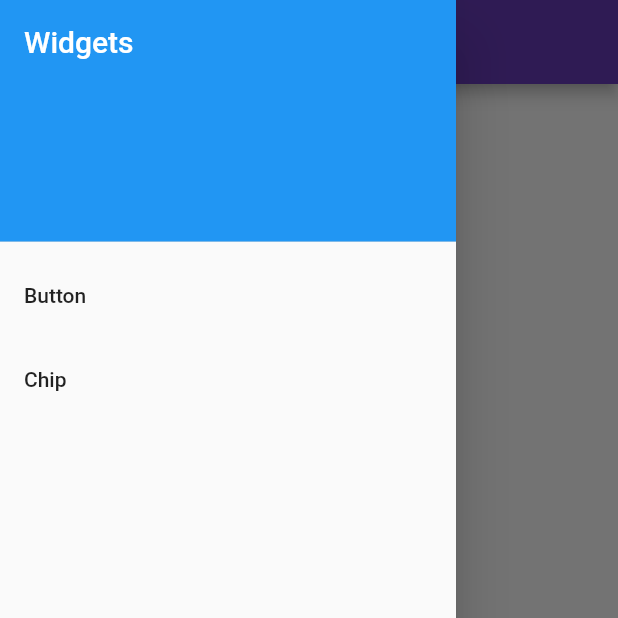
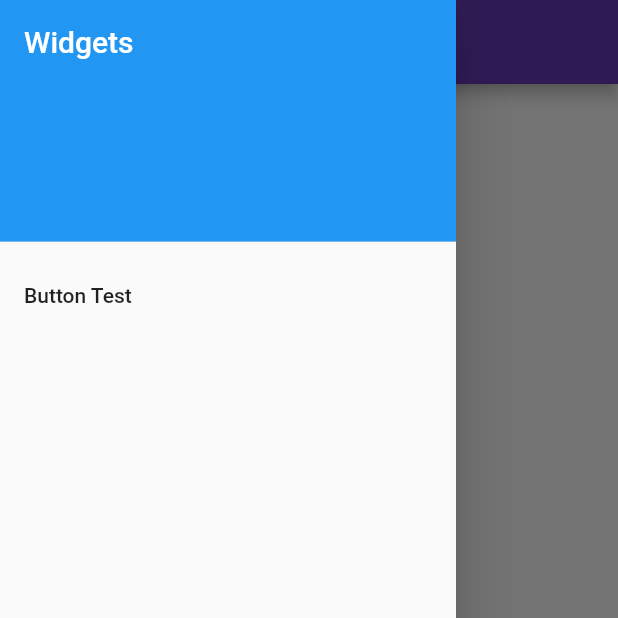
Before and after one commit to theBenForce/flutter_testbed, a Flutter app: the screen it shows after launch, with the side drawer open, on a phone screen of 412 x 824 dp, the top half of it. Run offline on Flutter 3.47's test engine with Material 2 defaults, Android fonts, the phone set to English and light mode, and no system bars; our stand-ins replace bloc, equatable, flutter_bloc, recase, shared_preferences.

Commit message:
feat: allow dynamic reloading

```diff
--- a/example/lib/main.dart
+++ b/example/lib/main.dart
@@ -1,18 +1,7 @@
 import 'package:flutter/material.dart';
 import 'package:testbed/test_bed.dart';
 
+import 'tests/button.dart';
+
 void main() => runApp(TestBedApp(
-    tests: () => [
-          WidgetTest(
-              "Button",
-              RaisedButton(
-                onPressed: () {},
-                child: Text("Something Else"),
-              )),
-          WidgetTest(
-              "Chip",
-              Chip(
-                label: Text("A test Chip"),
-              ))
-        ],
-    theme: ThemeData(primaryColor: Colors.deepPurple)));
+    tests: [ButtonTest()], theme: ThemeData(primaryColor: Colors.deepPurple)));
--- a/lib/src/app.dart
+++ b/lib/src/app.dart
@@ -7,7 +7,7 @@ import 'package:testbed/src/widget_test.dart';
 import '../test_bed.dart';
 
 class TestBedApp extends StatefulWidget {
-  final List<WidgetTest> Function() tests;
+  final List<WidgetTest> tests;
   final ThemeData theme;
   ShellBloc bloc = ShellBloc();
 
@@ -20,7 +20,7 @@ class TestBedApp extends StatefulWidget {
 class _TestBedAppState extends State<TestBedApp> {
   @override
   Widget build(BuildContext context) {
-    List<WidgetTest> tests = widget.tests();
+    List<WidgetTest> tests = widget.tests;
 
     return MaterialApp(
       title: 'Flutter Testbed',
@@ -58,8 +58,8 @@ class _TestBedAppState extends State<TestBedApp> {
                     var test = tests.firstWhere(
                         (element) => element.label == state.testLabel);
 
-                    if (test?.child != null) {
-                      return test.child;
+                    if (test != null) {
+                      return test;
                     }
 
                     return Center(
--- a/lib/src/widget_test.dart
+++ b/lib/src/widget_test.dart
@@ -1,8 +1,13 @@
 import 'package:flutter/widgets.dart';
+import 'package:recase/recase.dart';
 
-class WidgetTest {
-  final String label;
-  final Widget child;
+abstract class WidgetTest extends StatelessWidget {
+  String get label => new ReCase(runtimeType.toString()).titleCase;
 
-  const WidgetTest(this.label, this.child);
+  Widget get testContent;
+
+  @override
+  Widget build(BuildContext context) {
+    return testContent;
+  }
 }
--- a/pubspec.yaml
+++ b/pubspec.yaml
@@ -13,6 +13,7 @@ dependencies:
   flutter_bloc: ^1.0.0
   shared_preferences: ^0.5.6
   equatable: ^0.6.1
+  recase: ^3.0.0
 
 dev_dependencies:
   flutter_test:
```
Also changed, not shown: example/lib/tests/button.dart (added, +10 -0 lines), example/pubspec.lock, pubspec.lock, 1 other file.
